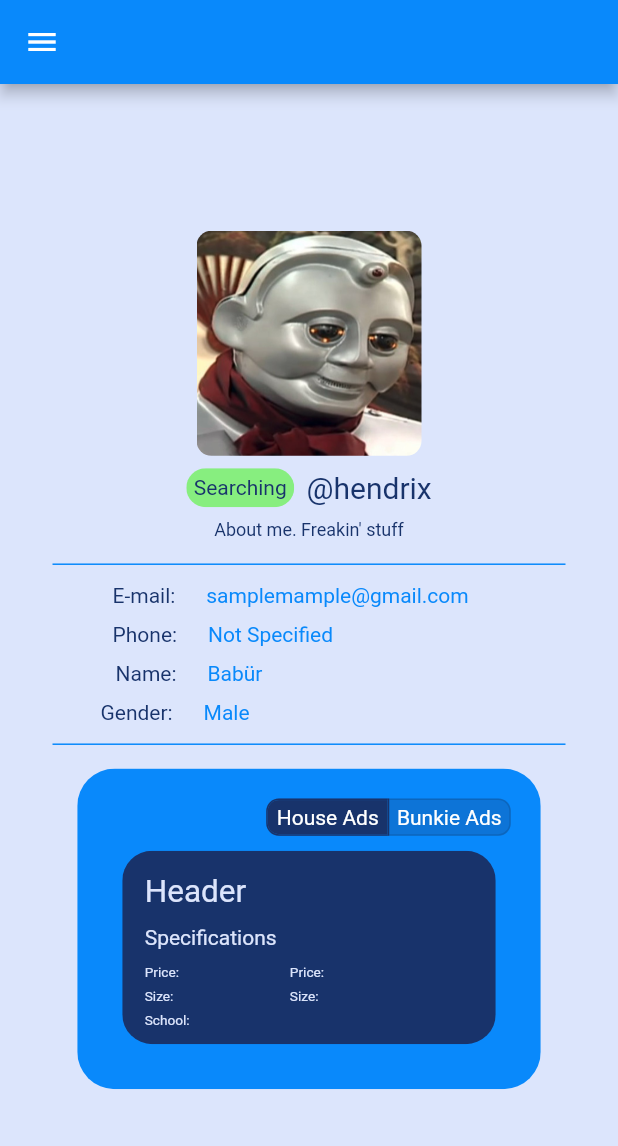
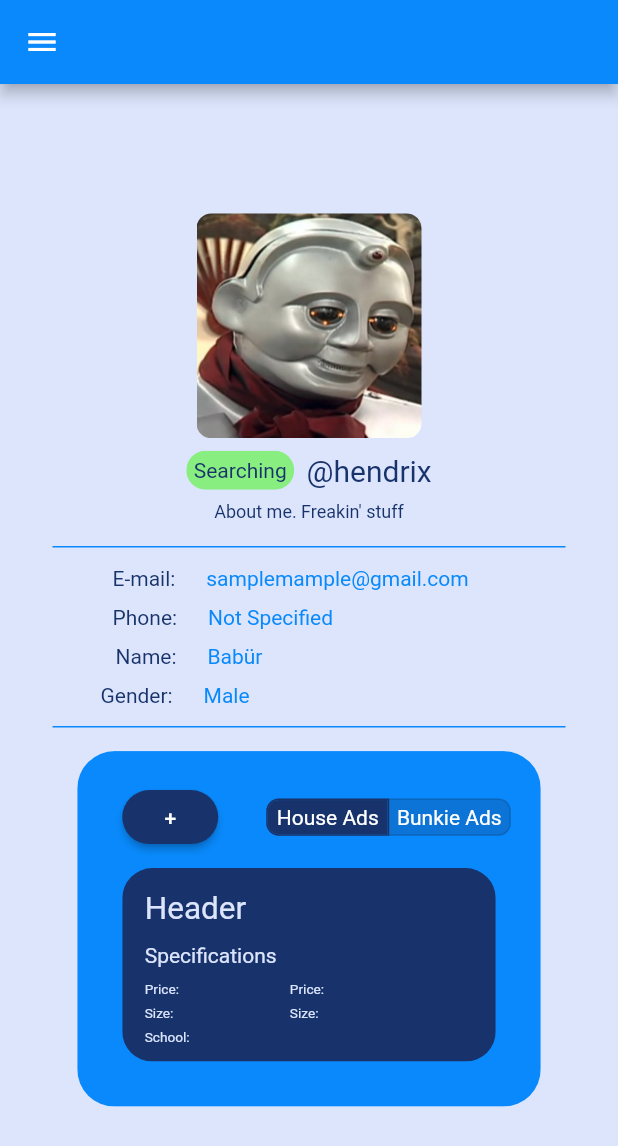
Before and after one commit to bunkieproject/bunkie_fe, a Flutter app: the ProfilePage screen opened directly with empty values, on a phone screen of 412 x 824 dp. Shown: the top 1146 px of the screen. Run offline on Flutter 3.47's test engine with Material 2 defaults, Android fonts, the phone set to English and light mode, and no system bars.

```diff
--- /dev/null
+++ b/lib/api/profile.dart
@@ -0,0 +1,10 @@
+import 'dart:convert' as json;
+import 'package:app/api/util.dart';
+import 'package:app/constants.dart';
+import 'package:flutter/material.dart';
+import 'package:http/http.dart' as http;
+
+class BunkieProfileAPI {
+  static Future<void> getHouseAdAction(
+      BuildContext context, String token, String id) async {}
+}
--- a/lib/constants.dart
+++ b/lib/constants.dart
@@ -16,7 +16,7 @@ class BunkieText {
   static const double small = 0.65;
 }
 
-class BunkieAddress{
+class BunkieAddress {
   static const String protocol = "https";
   static const String host = "bunkie-gateway-9l5d0gmk.nw.gateway.dev";
   static const String domain = "$protocol://$host";
@@ -25,3 +25,10 @@ class BunkieAddress{
     return "$domain/$service";
   }
 }
+
+final ButtonStyle raisedButtonStyle = ElevatedButton.styleFrom(
+  backgroundColor: BunkieColors.slate,
+  shape: const RoundedRectangleBorder(
+    borderRadius: BorderRadius.all(Radius.circular(50)),
+  ),
+);
--- a/lib/page/main/profile.dart
+++ b/lib/page/main/profile.dart
@@ -116,8 +116,16 @@ class _ProfilePageState extends State<ProfilePage> {
                 child: Column(
                   children: [
                     Row(
-                      mainAxisAlignment: MainAxisAlignment.end,
+                      mainAxisAlignment: MainAxisAlignment.spaceBetween,
                       children: [
+                        Padding(
+                          padding: EdgeInsets.only(left: 10.0),
+                          child: ElevatedButton(
+                            style: raisedButtonStyle,
+                            onPressed: () {},
+                            child: Text('+'),
+                          ),
+                        ),
                         getProfileAdToggleButton(
                           _houseAction,
                           screenWidth * 0.5,
```
